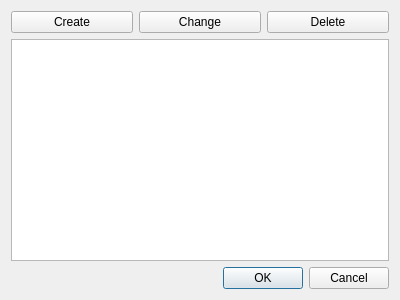
This is manageaccountsdialog.ui in Wooderan/TestiMy as Qt 5 draws it before an edit. The edited form follows.
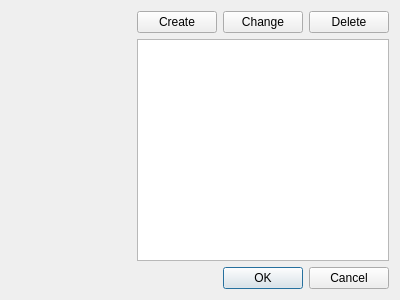
This is the edited form.

Diff of the .ui file:
```diff
--- a/manageaccountsdialog.ui
+++ b/manageaccountsdialog.ui
@@ -13,6 +13,20 @@
   <property name="windowTitle">
    <string>Dialog</string>
   </property>
+  <layout class="QVBoxLayout" name="verticalLayout_2">
+   <item>
+    <layout class="QHBoxLayout" name="horizontalLayout_2" stretch="1,2">
+     <item>
+      <widget class="QLabel" name="label">
+       <property name="text">
+        <string/>
+       </property>
+       <property name="alignment">
+        <set>Qt::AlignCenter</set>
+       </property>
+      </widget>
+     </item>
+     <item>
   <layout class="QVBoxLayout" name="verticalLayout">
    <item>
     <layout class="QHBoxLayout" name="horizontalLayout">
@@ -57,6 +71,10 @@
       <bool>false</bool>
      </attribute>
     </widget>
+       </item>
+      </layout>
+     </item>
+    </layout>
    </item>
    <item>
     <widget class="QDialogButtonBox" name="buttonBox">
```
Lines whose indentation alone changed are shown as unchanged.
